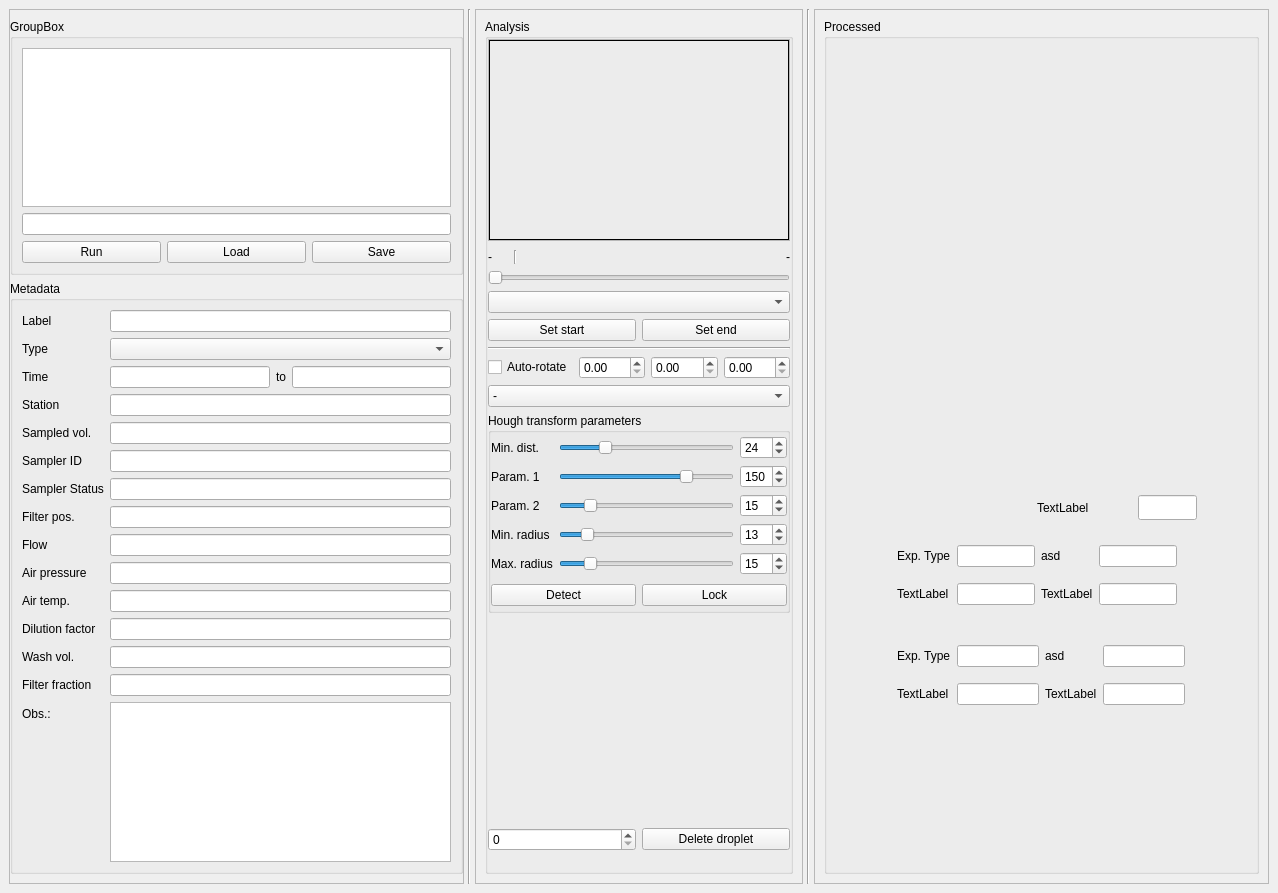
gfogwill/FrESH, file src/gui/analysis.ui: the form before one commit.
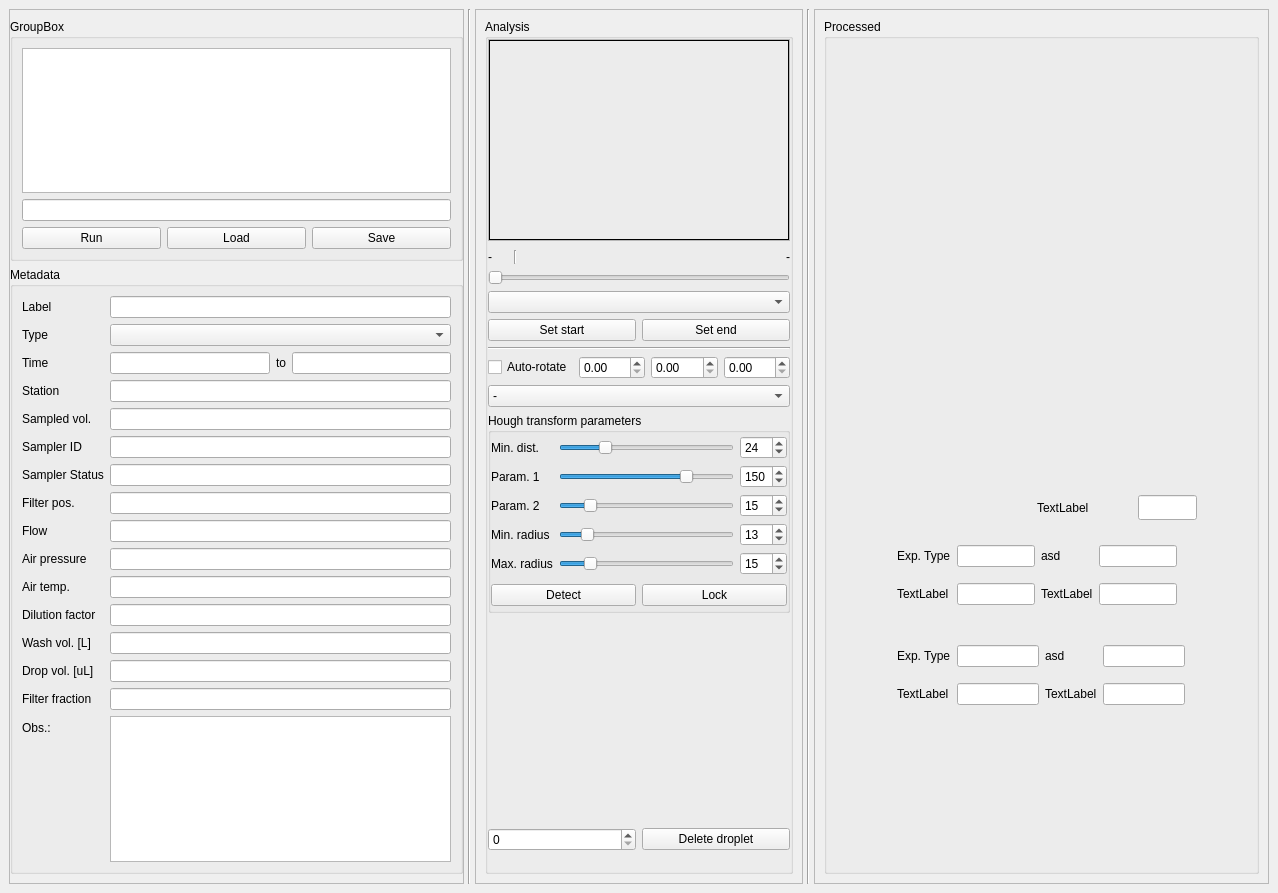
The form after the commit. Custom widgets are drawn as their Qt base class.

Commit message:
core: update metadata just before saving
Add v_drop in the GUI

Diff of the .ui file:
```diff
--- a/src/gui/analysis.ui
+++ b/src/gui/analysis.ui
@@ -228,26 +228,6 @@
                 <item row="9" column="1">
                  <widget class="QLineEdit" name="press_text_edit"/>
                 </item>
-                <item row="13" column="0">
-                 <widget class="QLabel" name="label_27">
-                  <property name="text">
-                   <string>Filter fraction</string>
-                  </property>
-                 </widget>
-                </item>
-                <item row="14" column="0">
-                 <widget class="QLabel" name="label_obs">
-                  <property name="text">
-                   <string>Obs.:</string>
-                  </property>
-                 </widget>
-                </item>
-                <item row="14" column="1">
-                 <widget class="QTextEdit" name="exp_description_text_edit"/>
-                </item>
-                <item row="10" column="1">
-                 <widget class="QLineEdit" name="temp_text_edit"/>
-                </item>
                 <item row="10" column="0">
                  <widget class="QLabel" name="label_25">
                   <property name="text">
@@ -255,11 +235,8 @@
                   </property>
                  </widget>
                 </item>
-                <item row="13" column="1">
-                 <widget class="QLineEdit" name="filter_fraction_text_edit"/>
-                </item>
-                <item row="11" column="1">
-                 <widget class="QLineEdit" name="dil_factor_text_edit"/>
+                <item row="10" column="1">
+                 <widget class="QLineEdit" name="temp_text_edit"/>
                 </item>
                 <item row="11" column="0">
                  <widget class="QLabel" name="label_28">
@@ -268,16 +245,49 @@
                   </property>
                  </widget>
                 </item>
+                <item row="11" column="1">
+                 <widget class="QLineEdit" name="dil_factor_text_edit"/>
+                </item>
                 <item row="12" column="0">
                  <widget class="QLabel" name="label_29">
                   <property name="text">
-                   <string>Wash vol.</string>
+                   <string>Wash vol. [L]</string>
                   </property>
                  </widget>
                 </item>
                 <item row="12" column="1">
                  <widget class="QLineEdit" name="wash_vol_text_edit"/>
                 </item>
+                <item row="14" column="0">
+                 <widget class="QLabel" name="label_27">
+                  <property name="text">
+                   <string>Filter fraction</string>
+                  </property>
+                 </widget>
+                </item>
+                <item row="14" column="1">
+                 <widget class="QLineEdit" name="filter_fraction_text_edit"/>
+                </item>
+                <item row="15" column="0">
+                 <widget class="QLabel" name="label_obs">
+                  <property name="text">
+                   <string>Obs.:</string>
+                  </property>
+                 </widget>
+                </item>
+                <item row="15" column="1">
+                 <widget class="QTextEdit" name="exp_description_text_edit"/>
+                </item>
+                <item row="13" column="0">
+                 <widget class="QLabel" name="label_30">
+                  <property name="text">
+                   <string>Drop vol. [uL]</string>
+                  </property>
+                 </widget>
+                </item>
+                <item row="13" column="1">
+                 <widget class="QLineEdit" name="v_drop_text_edit"/>
+                </item>
                </layout>
               </item>
              </layout>
```
The commit also changes 2 other files.
